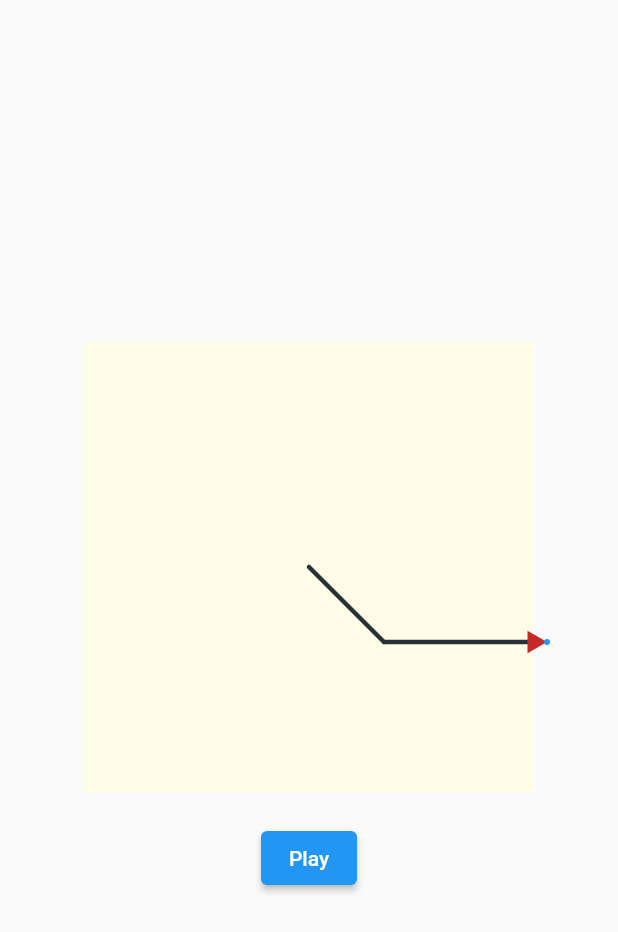
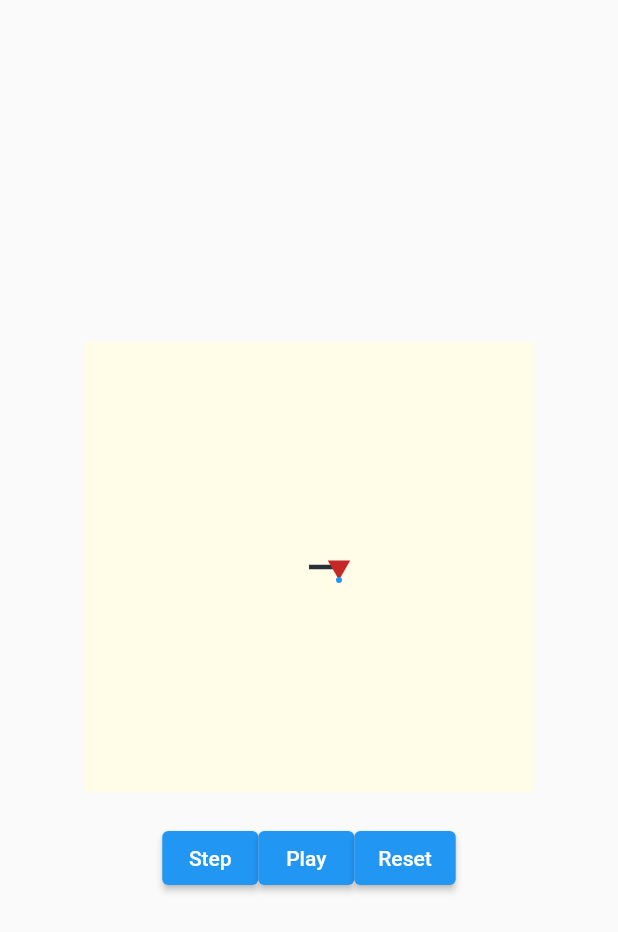
Before and after one commit to GiacomoPignoni/turtle_game, a Flutter app: the screen it shows after launch, after a tap on "Play", on a phone screen of 412 x 824 dp. Shown: the top 932 px of the screen. Run offline on Flutter 3.47's test engine with Material 2 defaults, Android fonts, the light colour scheme and no system bars.

Commit message:
Again improvements on turtle canvas, but not yet completed

```diff
--- a/lib/main.dart
+++ b/lib/main.dart
@@ -31,8 +31,21 @@ class MyHomePage extends StatefulWidget {
 }
 
 class _MyHomePageState extends State<MyHomePage> {
+
+  final commands = [
+    Forward(20),
+    Rotate(90),
+    Forward(20),
+    Rotate(90),
+    Forward(20),
+    Rotate(90),
+    Forward(20)
+  ];
+
   @override
   Widget build(BuildContext context) {
+    int i = 0;
+
     return MultiProvider(
       providers: [
         Provider(create: (_) => TurtleCanvasController())
@@ -53,9 +66,25 @@ class _MyHomePageState extends State<MyHomePage> {
                     children: [
                       ElevatedButton(
                         onPressed: () {
-                          Provider.of<TurtleCanvasController>(context, listen: false).execCommand(Forward(100));
+                          Provider.of<TurtleCanvasController>(context, listen: false).execCommand(commands[i]);
+                          i++;
+                        },
+                        child: const Text("Step")
+                      ),
+                      ElevatedButton(
+                        onPressed: () async {
+                          for(final command in commands) {
+                            await Provider.of<TurtleCanvasController>(context, listen: false).execCommand(command);
+                          }
                         },
                         child: const Text("Play")
+                      ),
+                      ElevatedButton(
+                        onPressed: () {
+                          Provider.of<TurtleCanvasController>(context, listen: false).reset();
+                          i = 0;
+                        },
+                        child: const Text("Reset")
                       ),
                     ],
                   ),
--- a/lib/models/commands.dart
+++ b/lib/models/commands.dart
@@ -9,7 +9,7 @@ class Forward extends Command {
 }
 
 class Rotate extends Command {
-  double rotationValue;
+  double rotation;
 
-  Rotate(this.rotationValue);
+  Rotate(this.rotation);
 }
--- a/lib/turtle_canvas/turtle_canvas.dart
+++ b/lib/turtle_canvas/turtle_canvas.dart
@@ -18,7 +18,7 @@ class TurtleCanvas extends StatefulWidget {
 class TurtleCanvasState extends State<TurtleCanvas> with TickerProviderStateMixin {
   @override
   void initState() {
-    widget.controller.inizializeAnimation(this, const Duration(milliseconds: 1000));
+    widget.controller.inizializeAnimation(this, const Duration(milliseconds: 500));
     super.initState();
   }
 
--- a/lib/turtle_canvas/turtle_canvas_controller.dart
+++ b/lib/turtle_canvas/turtle_canvas_controller.dart
@@ -1,6 +1,5 @@
 import 'dart:async';
 import 'dart:math';
-
 import 'package:flutter/cupertino.dart';
 import 'package:turtle_game/models/commands.dart';
 import 'package:turtle_game/turtle_canvas/turtle_cavans_state_model.dart';
@@ -12,13 +11,13 @@ class TurtleCanvasController {
 
   final StreamController<bool> _animationCompleted = StreamController.broadcast();
   late final ValueNotifier<TurtleCavnasStateModel> canvasState = ValueNotifier(TurtleCavnasStateModel(
-    staticPath: Path()..moveTo(0, 0)..lineTo(50, 50),
+    staticPath: Path()..moveTo(0, 0),
     toDrawPath: null,
     turtleOrientation: 0,
     toTurtleOrientation: 0
   ));
 
-  Offset _currentPosition = const Offset(50, 50);
+  Offset _currentPosition = const Offset(0, 0);
 
   bool _running = false;
 
@@ -45,11 +44,17 @@ class TurtleCanvasController {
     if(_running == false) {
       _running = true;
 
+      if(canvasState.value.toDrawPath != null) {
+        canvasState.value.staticPath.addPath(canvasState.value.toDrawPath!, const Offset(0, 0));
+      }
+      canvasState.value.turtleOrientation = canvasState.value.toTurtleOrientation;
+
       switch(command.runtimeType) {
         case Forward:
-        _forward((command as Forward).distance);
+          _forward((command as Forward).distance);
           break;
         case Rotate:
+          _rotate((command as Rotate).rotation);
           break;
       }
 
@@ -61,19 +66,30 @@ class TurtleCanvasController {
     }
   }
 
+  reset() {
+    canvasState.value = TurtleCavnasStateModel(
+      staticPath: Path()..moveTo(0, 0),
+      toDrawPath: null,
+      turtleOrientation: 0,
+      toTurtleOrientation: 0
+    );
+    _currentPosition = const Offset(0, 0);
+  }
+
   _forward(int distance) {
     final newX = _currentPosition.dx + (distance * cos(canvasState.value.toTurtleOrientation * pi/180));
     final newY = _currentPosition.dy + (distance * sin(canvasState.value.toTurtleOrientation * pi/180));
 
-    Path newStaticPath = canvasState.value.staticPath;
-    if(canvasState.value.toDrawPath != null) {
-      newStaticPath = Path.combine(PathOperation.union, newStaticPath, canvasState.value.toDrawPath!);
-    }
-
     canvasState.value = canvasState.value.copyWith(
-      staticPath: newStaticPath,
       toDrawPath: Path()..moveTo(_currentPosition.dx, _currentPosition.dy)..lineTo(newX, newY)
     );
     _currentPosition = Offset(newX, newY);
   }
+
+  _rotate(double rotation) {
+    canvasState.value = canvasState.value.copyWith(
+      toTurtleOrientation: canvasState.value.turtleOrientation + rotation,
+      toDrawPath: null
+    );
+  }
 }
--- a/lib/turtle_canvas/turtle_canvas_painter.dart
+++ b/lib/turtle_canvas/turtle_canvas_painter.dart
@@ -21,11 +21,12 @@ class TurtleCanvasPainter extends CustomPainter {
   void paint(Canvas canvas, Size size) {
     final pathPaint = Paint()
       ..color = Colors.blueGrey[900]!
-      ..strokeCap = StrokeCap.round
+      ..strokeCap = StrokeCap.square
       ..strokeWidth = 3
       ..style = PaintingStyle.stroke;
 
     final shiftedStaticPath =  staticPath.shift(Offset(size.width / 2, size.height / 2));
+    shiftedStaticPath.close();
     canvas.drawPath(shiftedStaticPath, pathPaint);
 
     final shiftedStaticPathRect = shiftedStaticPath.getBounds();
@@ -52,9 +53,9 @@ class TurtleCanvasPainter extends CustomPainter {
     const turtleDimension = 15;
     final radius = turtleDimension / sqrt(3);
 
-    final fronPoint = Offset(radius * cos(radianAngle) + position.dx, radius * sin(radianAngle) + position.dy);
+    final frontPoint = Offset(radius * cos(radianAngle) + position.dx, radius * sin(radianAngle) + position.dy);
     final path = Path()
-      ..moveTo(fronPoint.dx, fronPoint.dy)
+      ..moveTo(frontPoint.dx, frontPoint.dy)
       ..lineTo(radius * cos(radianAngle + (4 * pi / 3)) + position.dx, radius * sin(radianAngle + (4 * pi / 3)) + position.dy)
       ..lineTo(radius * cos(radianAngle + (2 * pi / 3)) + position.dx, radius * sin(radianAngle + (2 * pi / 3)) + position.dy)
       ..close();
@@ -70,7 +71,7 @@ class TurtleCanvasPainter extends CustomPainter {
       ..color = Colors.blue;
 
     canvas.drawPath(path, turtlePaint);
-    canvas.drawCircle(fronPoint, 2, frontPointPaint);
+    canvas.drawCircle(frontPoint, 2, frontPointPaint);
   }
 
   Path _createAnimatedPath(Path originalPath, double animationPercent) {
--- a/lib/turtle_canvas/turtle_cavans_state_model.dart
+++ b/lib/turtle_canvas/turtle_cavans_state_model.dart
@@ -3,7 +3,7 @@ import 'dart:ui';
 class TurtleCavnasStateModel {
   final Path staticPath;
   final Path? toDrawPath;
-  final double turtleOrientation;
+  double turtleOrientation;
   final double toTurtleOrientation;
 
   TurtleCavnasStateModel({
```
Also changed, not shown: lib/turtle_orientation.dart (line endings or trailing spaces), lib/turtle_path.dart (line endings or trailing spaces).
